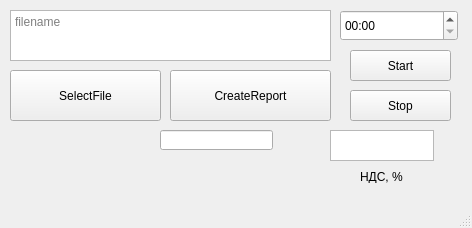
First picture: the form in data/mainwindow.ui, repository orocko-v2/MTS-API, before the edit.
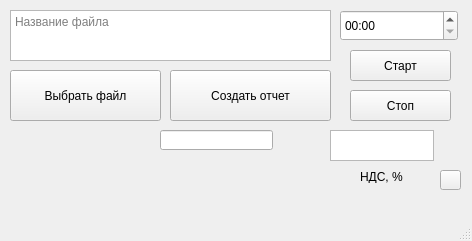
Second picture: the form after the edit.

```diff
--- a/data/mainwindow.ui
+++ b/data/mainwindow.ui
@@ -7,7 +7,7 @@
     <x>0</x>
     <y>0</y>
     <width>472</width>
-    <height>228</height>
+    <height>241</height>
    </rect>
   </property>
   <property name="windowTitle">
@@ -24,7 +24,7 @@
      </rect>
     </property>
     <property name="text">
-     <string>SelectFile</string>
+     <string>Выбрать файл</string>
     </property>
    </widget>
    <widget class="QPushButton" name="createReportButton">
@@ -37,7 +37,7 @@
      </rect>
     </property>
     <property name="text">
-     <string>CreateReport</string>
+     <string>Создать отчет</string>
     </property>
    </widget>
    <widget class="QTextEdit" name="filenameTextLine">
@@ -53,7 +53,7 @@
      <bool>true</bool>
     </property>
     <property name="placeholderText">
-     <string>filename</string>
+     <string>Название файла</string>
     </property>
    </widget>
    <widget class="QTimeEdit" name="timeEdit">
@@ -89,7 +89,7 @@
      </rect>
     </property>
     <property name="text">
-     <string>Start</string>
+     <string>Старт</string>
     </property>
    </widget>
    <widget class="QPushButton" name="stopThreadButton">
@@ -102,7 +102,7 @@
      </rect>
     </property>
     <property name="text">
-     <string>Stop</string>
+     <string>Стоп</string>
     </property>
    </widget>
    <widget class="QPlainTextEdit" name="plainTextEdit">
@@ -128,6 +128,19 @@
      <string>НДС, %</string>
     </property>
    </widget>
+   <widget class="QPushButton" name="settingsButton">
+    <property name="geometry">
+     <rect>
+      <x>440</x>
+      <y>170</y>
+      <width>21</width>
+      <height>20</height>
+     </rect>
+    </property>
+    <property name="text">
+     <string/>
+    </property>
+   </widget>
   </widget>
   <widget class="QMenuBar" name="menubar">
    <property name="geometry">
```
